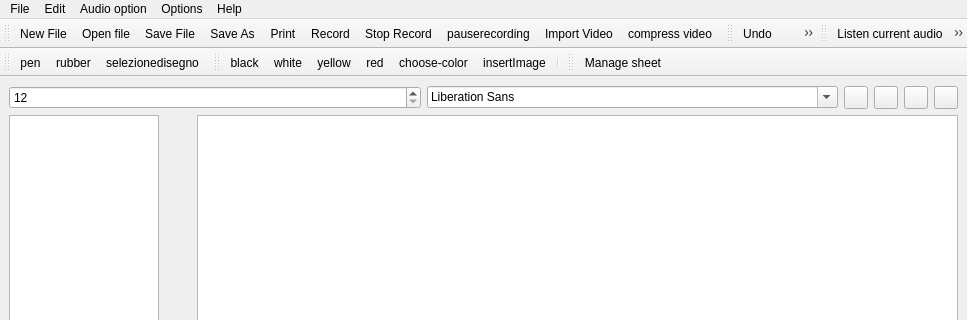
Above: src/mainwindow.ui from giacomogroppi/writernote-qt before the change; both pictures show x 0 to 967 and y 0 to 320 of the 967 by 629 pixel window. Below: the same form after it.
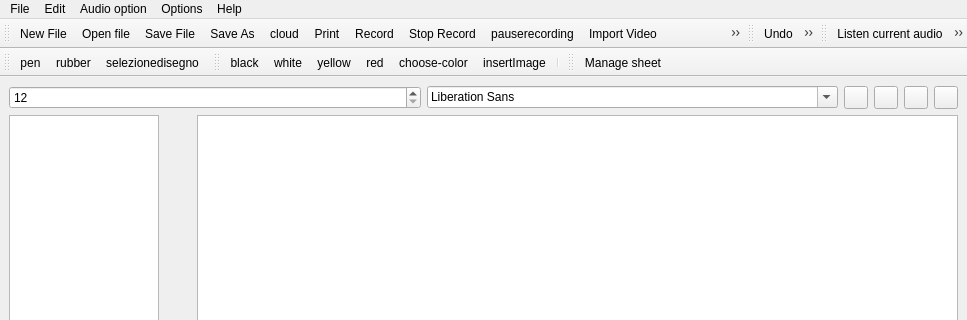
That is the form after the change. Icons and pictures are not drawn.

Commit message: bug fix for snap and cloud

```diff
--- a/src/mainwindow.ui
+++ b/src/mainwindow.ui
@@ -329,6 +329,7 @@
    <addaction name="actionOpen"/>
    <addaction name="actionSave_File"/>
    <addaction name="actionSave_As"/>
+   <addaction name="actioncloud"/>
    <addaction name="actionPrint"/>
    <addaction name="startrecording"/>
    <addaction name="stoprecordingbotton"/>
@@ -794,6 +795,15 @@
     <string>choose-color</string>
    </property>
   </action>
+  <action name="actioncloud">
+   <property name="icon">
+    <iconset resource="../writernote.qrc">
+     <normaloff>:/image/images/cloud-icon.png</normaloff>:/image/images/cloud-icon.png</iconset>
+   </property>
+   <property name="text">
+    <string>cloud</string>
+   </property>
+  </action>
  </widget>
  <resources>
   <include location="../writernote.qrc"/>
```
The commit also changes 10 other files.
